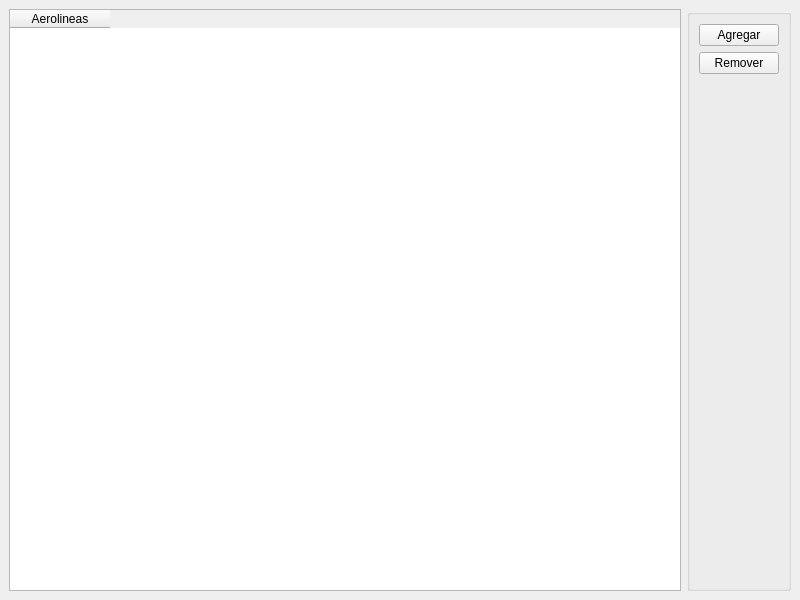
Slyther/SlytherAirlines, file airlinemanager.ui: the form before one commit.
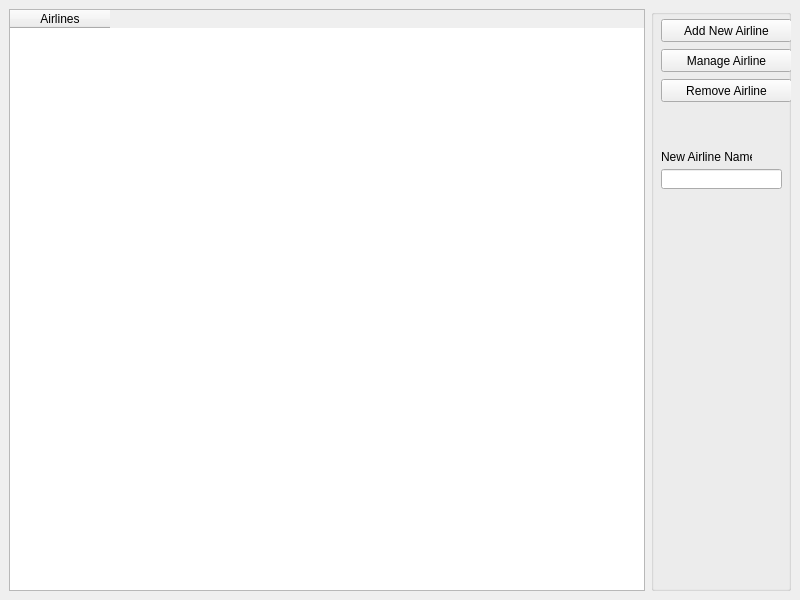
The form after the commit.

```diff
--- a/airlinemanager.ui
+++ b/airlinemanager.ui
@@ -19,7 +19,7 @@
      <widget class="QTableWidget" name="tableWidget">
       <column>
        <property name="text">
-        <string>Aerolineas</string>
+        <string>Airlines</string>
        </property>
        <property name="textAlignment">
         <set>AlignHCenter|AlignVCenter|AlignCenter</set>
@@ -29,41 +29,86 @@
     </item>
     <item>
      <widget class="QGroupBox" name="groupBox">
+      <property name="sizePolicy">
+       <sizepolicy hsizetype="Minimum" vsizetype="Expanding">
+        <horstretch>0</horstretch>
+        <verstretch>0</verstretch>
+       </sizepolicy>
+      </property>
+      <property name="minimumSize">
+       <size>
+        <width>140</width>
+        <height>0</height>
+       </size>
+      </property>
       <property name="title">
        <string/>
       </property>
       <property name="alignment">
        <set>Qt::AlignCenter</set>
       </property>
-      <layout class="QVBoxLayout" name="verticalLayout">
-       <item>
-        <widget class="QPushButton" name="pushButton">
-         <property name="text">
-          <string>Agregar</string>
-         </property>
-        </widget>
-       </item>
-       <item>
-        <widget class="QPushButton" name="pushButton_2">
-         <property name="text">
-          <string>Remover</string>
-         </property>
-        </widget>
-       </item>
-       <item>
-        <spacer name="verticalSpacer">
-         <property name="orientation">
-          <enum>Qt::Vertical</enum>
-         </property>
-         <property name="sizeHint" stdset="0">
-          <size>
-           <width>20</width>
-           <height>40</height>
-          </size>
-         </property>
-        </spacer>
-       </item>
-      </layout>
+      <widget class="QPushButton" name="addNewAirline">
+       <property name="geometry">
+        <rect>
+         <x>10</x>
+         <y>10</y>
+         <width>131</width>
+         <height>23</height>
+        </rect>
+       </property>
+       <property name="text">
+        <string>Add New Airline</string>
+       </property>
+      </widget>
+      <widget class="QPushButton" name="removeAirline">
+       <property name="geometry">
+        <rect>
+         <x>10</x>
+         <y>70</y>
+         <width>131</width>
+         <height>23</height>
+        </rect>
+       </property>
+       <property name="text">
+        <string>Remove Airline</string>
+       </property>
+      </widget>
+      <widget class="QPushButton" name="manageAirline">
+       <property name="geometry">
+        <rect>
+         <x>10</x>
+         <y>40</y>
+         <width>131</width>
+         <height>23</height>
+        </rect>
+       </property>
+       <property name="text">
+        <string>Manage Airline</string>
+       </property>
+      </widget>
+      <widget class="QLineEdit" name="airlineNameLine">
+       <property name="geometry">
+        <rect>
+         <x>10</x>
+         <y>160</y>
+         <width>121</width>
+         <height>20</height>
+        </rect>
+       </property>
+      </widget>
+      <widget class="QLabel" name="label">
+       <property name="geometry">
+        <rect>
+         <x>10</x>
+         <y>140</y>
+         <width>91</width>
+         <height>16</height>
+        </rect>
+       </property>
+       <property name="text">
+        <string>New Airline Name:</string>
+       </property>
+      </widget>
      </widget>
     </item>
    </layout>
```
Left out of the diff: 15 changed lines with no effect on the pictures.
